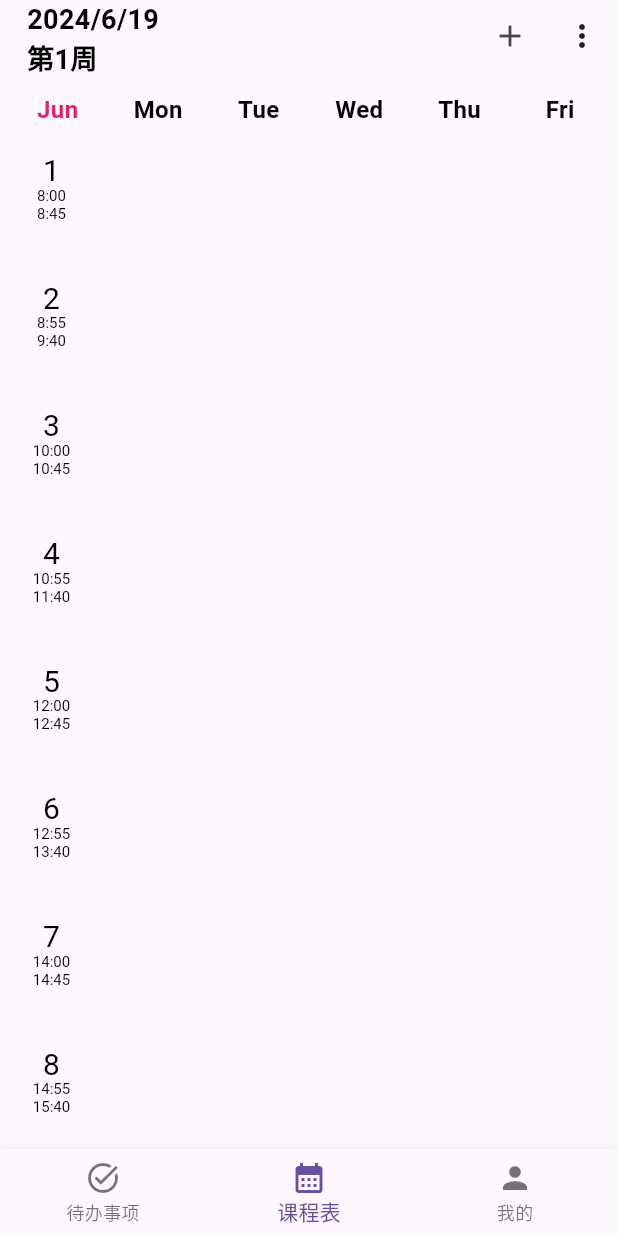
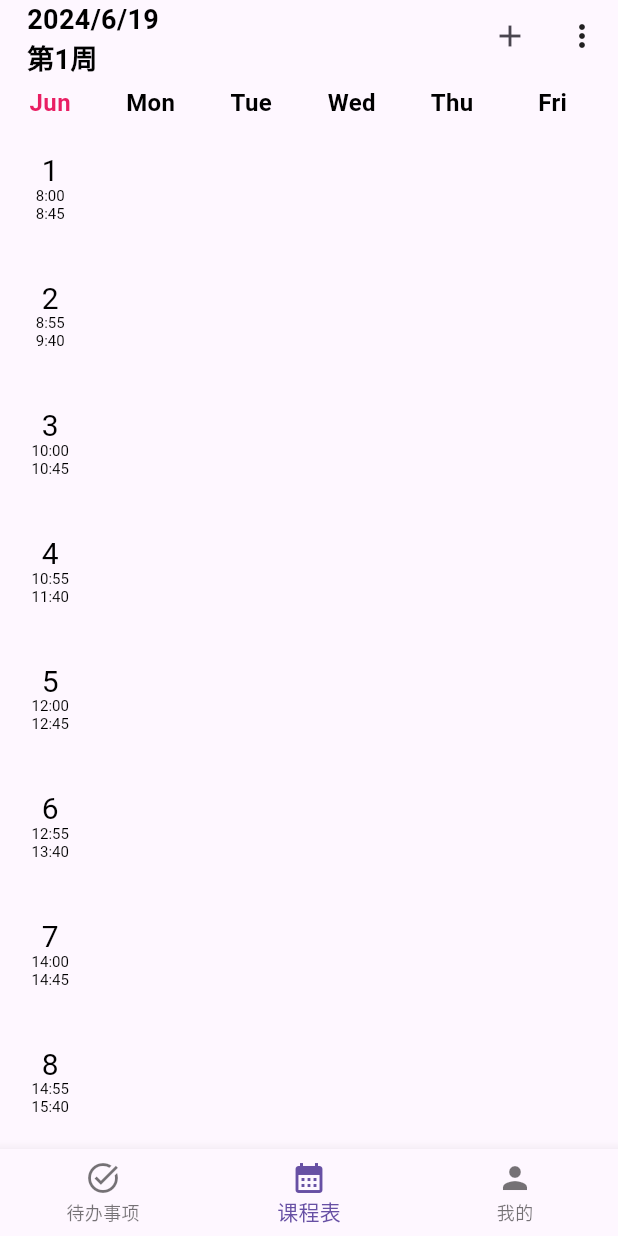
Before and after one commit to lostgeek3/Project7, a Flutter app: the screen it shows after launch, on a phone screen of 412 x 824 dp. Run offline on Flutter 3.47's test engine with Material 3 defaults, Android fonts, the phone set to English and light mode, and no system bars; drawn by our look-alikes of flutter_layout_grid; our stand-ins replace dio, flutter_markdown, logger, preload_page_view, riverpod, shared_preferences and 3 more; accounts and stored records are empty; statements that could not run were skipped.

Commit message:
UI优化
1. 实现滑动切换周数
2. 添加“启用切换动画”的设置
3. 自动区分不同课程颜色
4. 优化字号适配（针对iPhone14 Pro）
5. 调整布局与对齐

```diff
--- a/awesome_schedule/lib/widgets/scheduleWidget.dart
+++ b/awesome_schedule/lib/widgets/scheduleWidget.dart
@@ -1,4 +1,5 @@
 import 'dart:math';
+import 'dart:ui';
 
 import 'package:awesome_schedule/database/courseList_db.dart';
 import 'package:awesome_schedule/models/course.dart';
@@ -8,6 +9,7 @@ import 'package:awesome_schedule/utils/common.dart';
 import 'package:awesome_schedule/utils/sharedPreference.dart';
 import 'package:awesome_schedule/widgets/CourseInfoDialog.dart';
 import 'package:flutter/cupertino.dart';
+import 'package:flutter/foundation.dart';
 import 'package:flutter/material.dart';
 import 'package:flutter/widgets.dart';
 import 'package:flutter_layout_grid/flutter_layout_grid.dart';
@@ -16,6 +18,7 @@ import 'dart:math' as math;
 
 import 'package:awesome_schedule/temp/scheduleDemo.dart';
 import 'package:awesome_schedule/widgets/addCourseForm.dart';
+import 'package:preload_page_view/preload_page_view.dart';
 import 'package:provider/provider.dart';
 
 import '../models/course.dart';
@@ -200,7 +203,7 @@ class ScheduleState extends State<Schedule> {
   }
 
   // 一学期的周数
-  int weekNum = defalutWeekNum;
+  var weekNum = defalutWeekNum;
   set setWeekNum(int num) {
     if (num < 1) {
       logger.w('Week number for a semester should be greater than 0.');
@@ -209,7 +212,7 @@ class ScheduleState extends State<Schedule> {
   }
 
   // 当前周
-  int currentWeek = 1;
+  var currentWeek = 1;
   set changeWeek(int week) {
     if (week < 1 || week > weekNum) {
       logger.w('Invalid week number');
@@ -218,10 +221,17 @@ class ScheduleState extends State<Schedule> {
   }
 
   // 课程块的默认颜色
-  var blockColor = const Color(0xffF2CDD2);
-  set setBlockColor(Color color) {
-    blockColor = color;
-  }
+  // var blockColor = const Color(0xffF2CDD2);
+  var blockColorSet = [
+    const Color(0xffF2CDD2),
+    const Color(0xffC2E0F9),
+    const Color(0xffC2F9D6),
+    const Color(0xffF9F2C2),
+    const Color(0xffE0C2F9),
+  ];
+  // set setBlockColor(Color color) {
+  //   blockColor = color;
+  // }
 
   // 所有节课的时间区间
   List<TimeRange> timeRanges = [
@@ -289,10 +299,8 @@ class ScheduleState extends State<Schedule> {
 
   // 是否显示周末
   bool showWeekend = MySharedPreferences.showWeekend;
-  // 设置是否显示周末
-  set setShowWeekend(bool show) {
-    showWeekend = show;
-  }
+  // 启用切换动画
+  bool enableSwitchAnimation = true;
 
   // 月份缩写
   final List<String> monthAbbreviations = ['Jan', 'Feb', 'Mar', 'Apr', 'May', 'Jun', 'Jul', 'Aug', 'Sep', 'Oct', 'Nov', 'Dec'];
@@ -333,13 +341,14 @@ class ScheduleState extends State<Schedule> {
         physics: const NeverScrollableScrollPhysics(),
         crossAxisCount: (showWeekend ? 8 : 6),
         childAspectRatio: 1,
-        padding: const EdgeInsets.all(5),
         children: scheduleHeader,
     );
   }
 
 
-  Widget _initScheduleContent() {
+  var colorIndex = 0;
+  var blockColorMap = <String, Color>{};
+  Widget _initScheduleContent(int index) {
     List<Widget> scheduleContent = [];
 
     int columnNum = showWeekend ? 7 : 5;
@@ -393,14 +402,16 @@ class ScheduleState extends State<Schedule> {
 
     return LayoutBuilder(
       builder: (BuildContext context, BoxConstraints constraints) {
-        double columnWidth = constraints.maxWidth / (columnNum + 1) - 5;
+        double columnWidth = constraints.maxWidth / (columnNum + 1);
         double rowHeight = constraints.maxHeight / courseNumVisible;
 
         var gridChildren = <Widget>[];
 
         for (int i = 1; i <= courseNum; i++) {
           gridChildren.add(
-            Container(
+            Padding(
+              padding: const EdgeInsets.all(5),
+              child: Container(
                 width: columnWidth,
                 height: rowHeight,
                 alignment: Alignment.center,
@@ -431,16 +442,27 @@ class ScheduleState extends State<Schedule> {
                     ),
                   ),
                 ),
+              ),
+
             ).withGridPlacement(
               rowStart: i - 1,
               columnStart: 0,
-            ),
+            )
           );
         }
 
+        Widget buildBlockGrid(int week) {
           for (var course in courses) {
+            blockColorMap.putIfAbsent(course.getName, () => blockColorSet[(colorIndex++) % blockColorSet.length]);
+            var blockColor = blockColorMap[course.getName]!;
             for (var timeInfo in course.getTimeInfo) {
-            if (timeInfo.getWeekList[currentWeek] == false) {
+              // 不显示周末且课程在周末
+              if (!showWeekend && timeInfo.getWeekday > 5) {
+                continue;
+              }
+
+              if (timeInfo.getWeekList[week] == false) {
+                // print('第${week} 周不上${course.getName}');
                 continue;
               }
               if (timeInfo.getStartSection > courseNum || timeInfo.getEndSection < 1) {
@@ -451,7 +473,18 @@ class ScheduleState extends State<Schedule> {
               int weekDay = timeInfo.getWeekday;
 
               /// 课程块
-            var courseBlock = InkWell(
+              int fontSizeIndex = endSection - startSection + 1;
+              fontSizeIndex = fontSizeIndex > 3 ? 3 : fontSizeIndex;
+              var fontSize = {
+                1: 10.0,
+                2: 15.0,
+                3: 18.0,
+              }[fontSizeIndex];
+
+              var courseBlock =
+                Padding(
+                  padding: const EdgeInsets.all(2),
+                  child: InkWell(
                     onTap: () {
                       var courseFormProvider = Provider.of<CourseFormProvider>(context, listen: false);
                       courseFormProvider.initFromCourseTimeInfo(timeInfo);
@@ -476,12 +509,13 @@ class ScheduleState extends State<Schedule> {
                         padding: const EdgeInsets.all(2),
                         child: LayoutBuilder(
                           builder: (context, constraints) {
-                      final textSize = 15.0 + 12 - courseNumVisible;
-                      final textHeight = textSize * 1.2;
+                            // double ratio = 1 / (showWeekend ? 7 : 5) * 5;
+                            double textHeight = fontSize! * 1.2;
 
                             /// 一个课程块信息最多显示的行数
-                      final maxNameLines = (constraints.maxHeight / textHeight / 2).floor();
-                      final maxLocationLines = (constraints.maxHeight / textHeight / 2).floor();
+                            var maxNameLines = (constraints.maxHeight / textHeight / 2).floor();
+                            var maxLocationLines = (constraints.maxHeight / textHeight / 2).floor();
+
 
                             return Column(
                               mainAxisAlignment: MainAxisAlignment.spaceBetween,
@@ -492,7 +526,7 @@ class ScheduleState extends State<Schedule> {
                                   textAlign: TextAlign.left,
                                   style: TextStyle(
                                     color: Colors.black,
-                              fontSize: textSize,
+                                    fontSize: fontSize,
                                   ),
                                   overflow: TextOverflow.ellipsis,
                                   maxLines: maxNameLines,
@@ -503,7 +537,7 @@ class ScheduleState extends State<Schedule> {
                                     textAlign: TextAlign.left,
                                     style: TextStyle(
                                       color: Colors.black,
-                                fontSize: textSize,
+                                      fontSize: fontSize,
                                     ),
                                     overflow: TextOverflow.ellipsis,
                                     maxLines: maxLocationLines,
@@ -514,50 +548,7 @@ class ScheduleState extends State<Schedule> {
                         ),
                       ),
                     ),
-
-              // child: Container(
-              //   alignment: Alignment.center,
-              //   decoration: BoxDecoration(
-              //     color: blockColor,
-              //     border: Border.all(
-              //       color: Colors.black,
-              //       width: 1,
-              //     ),
-              //     borderRadius: BorderRadius.circular(10),
-              //   ),
-              //   child: Padding(
-              //     padding: const EdgeInsets.all(2),
-              //     child: Column(
-              //       mainAxisAlignment: MainAxisAlignment.spaceBetween,
-              //       crossAxisAlignment: CrossAxisAlignment.stretch,
-              //       children: [
-              //         Text(
-              //           "${course.getName}",
-              //           textAlign: TextAlign.left,
-              //           style: const TextStyle(
-              //             color: Colors.black,
-              //             fontSize: 15,
-              //           ),
-              //           overflow: TextOverflow.ellipsis, // 添加这行
-              //         ),
-              //         if (course.getLocation.isNotEmpty)
-              //           Text(
-              //             "@${course.getLocation}",
-              //             textAlign: TextAlign.left,
-              //             style: const TextStyle(
-              //               color: Colors.black,
-              //               fontSize: 15,
-              //             ),
-              //             overflow: TextOverflow.ellipsis,
-              //             maxLines: 2,
-              //           )
-              //       ],
-              //     ),
-              //   ),
-              // ),
-
-
-
+                  ),
                 );
 
               gridChildren.add(
@@ -569,16 +560,19 @@ class ScheduleState extends State<Schedule> {
               );
             }
           }
-
           return SingleChildScrollView(
             child: LayoutGrid(
-            columnGap: 5,
+              columnGap: 0,
               rowGap: 5,
               columnSizes: List.filled(columnNum + 1, columnWidth.px),
               rowSizes: List.filled(courseNum, (rowHeight - 5).px),
               children: gridChildren,
             ),
           );
+        }
+
+
+        return buildBlockGrid(index);
       },
     );
   }
@@ -592,6 +586,8 @@ class ScheduleState extends State<Schedule> {
       courseNotifier.initFromCurrentCourseList();
     });
   }
+
+  PreloadPageController _pageController = PreloadPageController();
 
   @override
   Widget build(BuildContext context) {
@@ -644,6 +640,7 @@ class ScheduleState extends State<Schedule> {
                                       bool localShowWeekend = showWeekend;
                                       int localCurrentWeek = currentWeek;
                                       int localCourseNumVisible = courseNumVisible;
+                                      bool localEnableSwitchAnimation = enableSwitchAnimation;
                                       return StatefulBuilder(
                                         builder: (BuildContext context, StateSetter setState) {
                                           return ListView(
@@ -669,7 +666,15 @@ class ScheduleState extends State<Schedule> {
                                                     },
                                                     onChangeEnd: (double value) {
                                                       this.setState(() {
-                                                        currentWeek = value.round();
+                                                        if (enableSwitchAnimation) {
+                                                          _pageController.animateToPage(
+                                                            value.round() - 1,
+                                                            duration: const Duration(milliseconds: 1000),
+                                                            curve: Curves.fastLinearToSlowEaseIn,
+                                                          );
+                                                        } else {
+                                                          _pageController.jumpToPage(value.round() - 1);
+                                                        }
                                                       });
                                                     },
                                                   ),
@@ -716,6 +721,18 @@ class ScheduleState extends State<Schedule> {
                                                   });
                                                 },
                                               ),
+                                              SwitchListTile(
+                                                title: const Text('启用切换动画'),
+                                                value: localEnableSwitchAnimation,
+                                                onChanged: (bool value) {
+                                                  setState(() {
+                                                    localEnableSwitchAnimation = value;
+                                                  });
+                                                  this.setState(() {
+                                                    enableSwitchAnimation = value;
+                                                  });
+                                                },
+                                              ),
                                             ],
                                           );
                                         },
@@ -742,13 +759,34 @@ class ScheduleState extends State<Schedule> {
                         ),
                       )])
               ),
-
               Expanded(
+                child: Padding(
+                  padding: EdgeInsets.only(right: 10),
                   child: _initScheduleHeader(),
+                ),
               ),
               Expanded(
                 flex: 24,
-                child: _initScheduleContent(),
+                child: Padding(
+                  padding: EdgeInsets.only(right: 10),
+                  child: PreloadPageView.builder(
+                    controller: _pageController,
+                    onPageChanged: (int page) {
+                      setState(() {
+                        currentWeek = page + 1;
+                      });
+                    },
+                    itemCount: weekNum,
+                    preloadPagesCount: 3,
+                    itemBuilder: (BuildContext context, int index) {
+                      // 这里返回每周的课程表，你需要根据index（也就是周数）来生成课程表
+                      // print(index);
+                      return _initScheduleContent(index + 1);
+                      // return Text('第${index + 1}周');
+                    },
+                  ),
+                )
+
               ),
             ],
           ),
--- a/awesome_schedule/pubspec.yaml
+++ b/awesome_schedule/pubspec.yaml
@@ -47,6 +47,7 @@ dependencies:
   signature: ^4.0.0
   flutter_markdown: ^0.6.9
   image_picker: ^0.8.5+3
+  preload_page_view: ^0.2.0
 
 dev_dependencies:
   flutter_test:
```
Also changed, not shown: awesome_schedule/pubspec.lock. Lines whose indentation alone changed are shown as unchanged.
